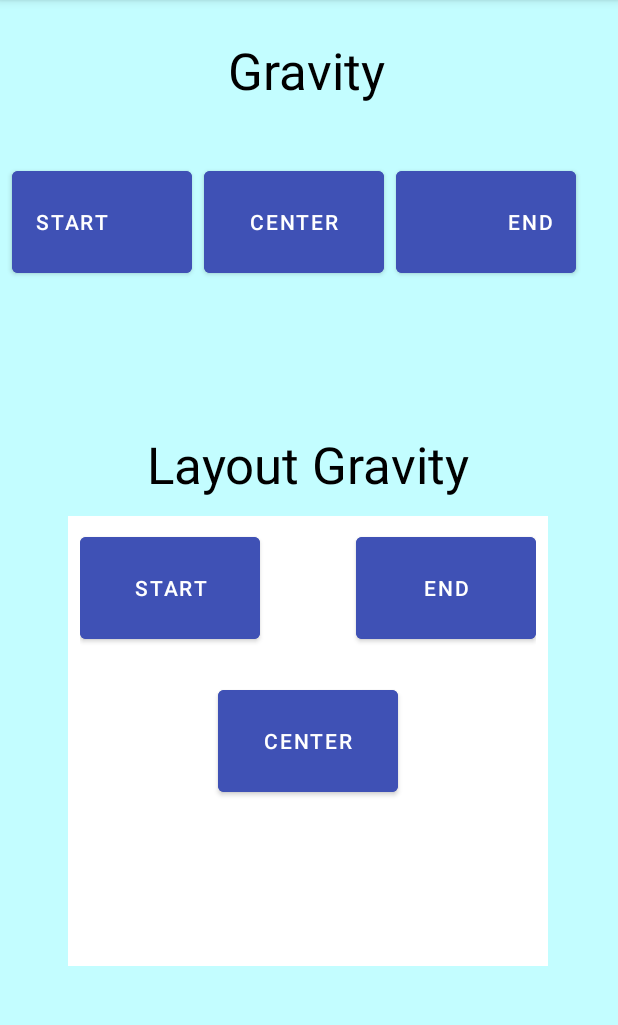
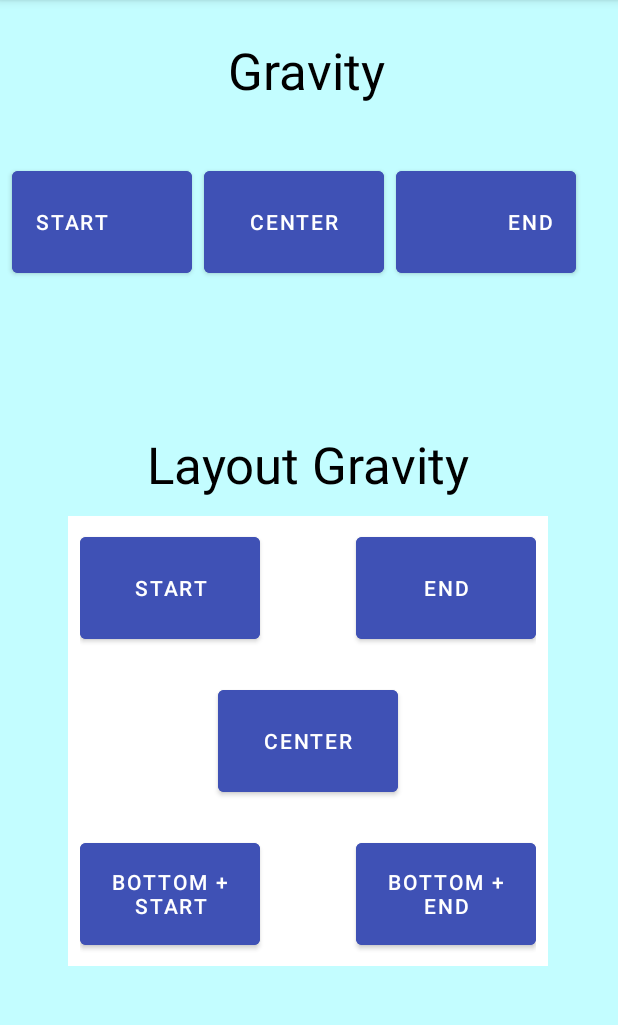
Before and after one commit to markariagno22/GravityPractice, an Android app: the screen it shows after launch (MainActivity), on a phone screen of 412 x 824 dp, the part 84-1109 px from its top. Run offline under Robolectric (Android 15) with nearby library versions, the phone set to English and light mode, and no system bars.

Commit message:
Added 2 new buttons to frameLayout

```diff
--- a/app/src/main/res/layout/activity_main.xml
+++ b/app/src/main/res/layout/activity_main.xml
@@ -68,7 +68,6 @@
         <Button
             android:id="@+id/layoutButtonEnd"
             style="@style/CustomButton"
-
             android:layout_gravity="end"
             android:text="End" />
 
@@ -77,6 +76,19 @@
             style="@style/CustomButton"
             android:layout_gravity="center"
             android:text="Center" />
+
+        <Button
+            android:id="@+id/layoutButtonBottomStart"
+            style="@style/CustomButton"
+            android:layout_gravity="bottom|start"
+            android:text="Bottom + Start" />
+
+        <Button
+            android:id="@+id/layoutButtonBottomEnd"
+            style="@style/CustomButton"
+            android:layout_gravity="bottom|end"
+            android:text="Bottom + End" />
+
     </FrameLayout>
 
     <TextView
```
